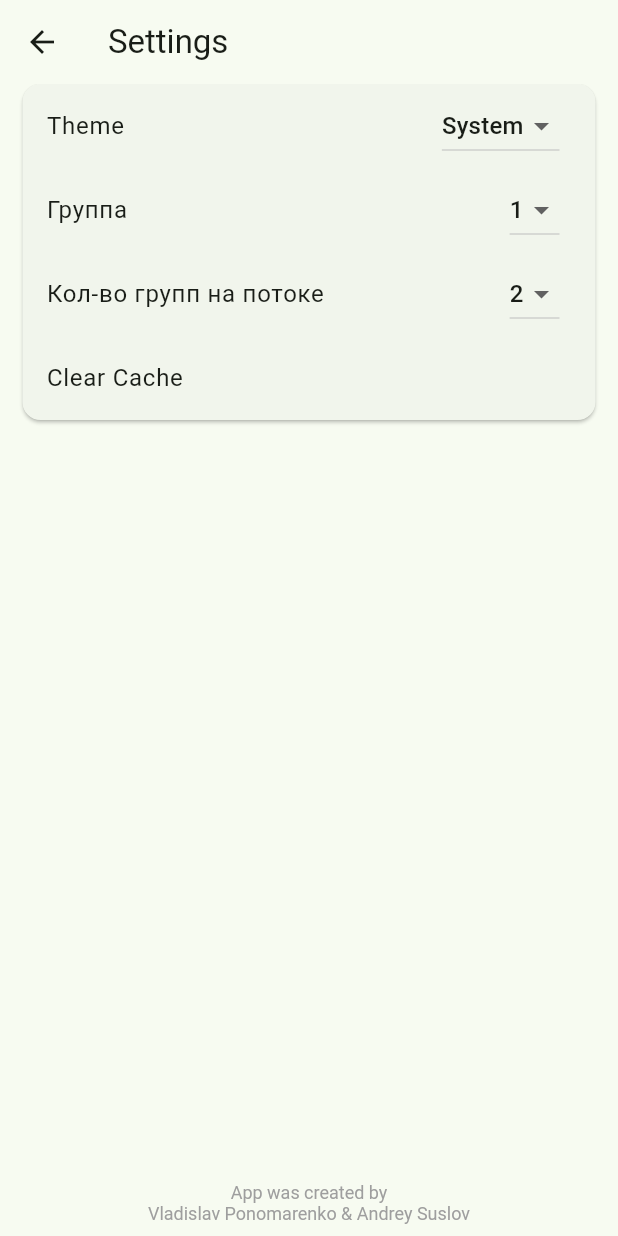
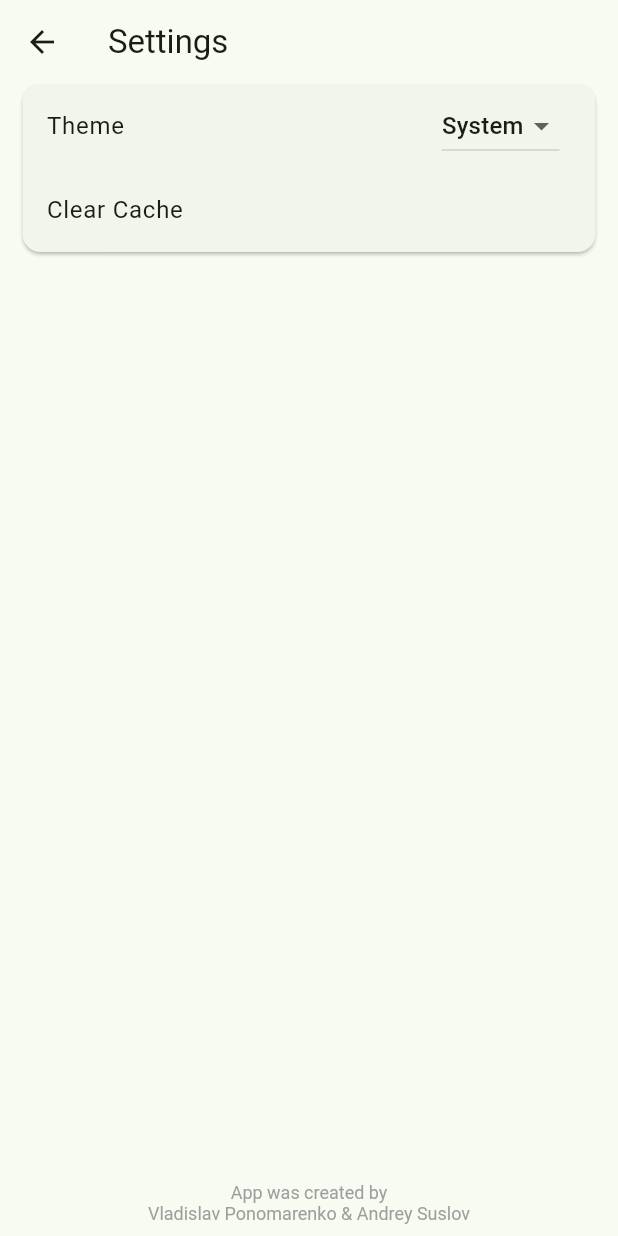
Before and after one commit to AndrejSuslov/schedule_app, a Flutter app: the SettingsScreen screen opened directly with empty values, on a phone screen of 412 x 824 dp. Run offline on Flutter 3.47's test engine with Material 3 defaults, Android fonts, the light colour scheme and no system bars; our stand-ins replace bloc, equatable, file_picker, flutter_bloc, flutter_riverpod, flutter_staggered_animations and 11 more; missing offline and left inert: excel; accounts and stored records are empty; network calls fail; Roboto replaces fonts that are missing (Product-Sans).

```diff
--- a/lib/screens/error_screen.dart
+++ b/lib/screens/error_screen.dart
@@ -12,7 +12,7 @@ class ErrorScreen extends StatelessWidget {
   Widget build(BuildContext context) {
     return Scaffold(
       appBar: AppBar(
-        title: const Text('ANDRON I LOVE YOU'),
+        title: const Text('Error screen'),
         leading: IconButton(
           icon: const Icon(Icons.arrow_back),
           onPressed: () {
--- a/lib/screens/onboarding_screen.dart
+++ b/lib/screens/onboarding_screen.dart
@@ -43,7 +43,7 @@ class _OnBoardingPageState extends State<OnBoardingPage> {
 
   static const List contentTexts = [
     'Это приложение было создано студентами для студентов',
-    'В столовой ты или на парах - оказывается, расписание можно смотреть без и всяких файлов',
+    'В столовой ты или на парах - оказывается, расписание можно смотреть и без всяких файлов',
     'Иногда так лень открывать файл в Excel и искать нужную тебе информацию, мы это исправили',
   ];
 
--- a/lib/screens/settings_screen.dart
+++ b/lib/screens/settings_screen.dart
@@ -44,13 +44,13 @@ class SettingsScreen extends StatelessWidget {
                     mainAxisSize: MainAxisSize.min,
                     children: [
                       _buildThemeListTile(),
-                      _buildGroupListTile(),
-                      _buildNumsOfGroupListTile(),
+                      // _buildGroupListTile(),
+                      // _buildNumsOfGroupListTile(),
                       _buildClearCacheListTile(context),
                     ],
                   ),
                 ),
-                const Spacer(), // Добавлен Spacer для создания пространства
+                const Spacer(),
                 Container(
                   padding: const EdgeInsets.all(8.0),
                   child: RichText(
@@ -108,20 +108,6 @@ class SettingsScreen extends StatelessWidget {
     );
   }
 
-  // Widget _buildGroupListTile(BuildContext context) {
-  //   return ListTile(
-  //     title: Text(S.of(context).changeGroup),
-  //     onTap: () {
-  //       Navigator.push(
-  //         context,
-  //         MaterialPageRoute(
-  //           builder: (_) => InviteScreen(bloc),
-  //         ),
-  //       );
-  //     },
-  //   );
-  // }
-
   Widget _buildThemeListTile() {
     return BlocBuilder<SettingsBloc, SettingsState>(
       bloc: bloc,
@@ -156,88 +142,88 @@ class SettingsScreen extends StatelessWidget {
     );
   }
 
-  Widget _buildGroupListTile() {
-    List<int> groups = [1, 2, 3, 4, 5];
-    return BlocBuilder<SettingsBloc, SettingsState>(
-      bloc: bloc,
-      builder: (context, state) {
-        return ListTile(
-          title: const Text('Группа'),
-          trailing: DropdownButton<String>(
-            value: bloc.settings.group,
-            items: [
-              DropdownMenuItem(
-                value: groups.elementAt(0).toString(),
-                child: const Text('1'),
-              ),
-              DropdownMenuItem(
-                value: groups.elementAt(1).toString(),
-                child: const Text('2'),
-              ),
-              DropdownMenuItem(
-                value: groups.elementAt(2).toString(),
-                child: const Text('3'),
-              ),
-              DropdownMenuItem(
-                value: groups.elementAt(3).toString(),
-                child: const Text('4'),
-              ),
-              DropdownMenuItem(
-                value: groups.elementAt(4).toString(),
-                child: const Text('5'),
-              ),
-            ],
-            onChanged: (group) {
-              if (group != null) {
-                bloc.add(ChangeSettings(bloc.settings.themeMode, group,
-                    bloc.settings.numOfGroups, bloc.settings.isFirstLaunch));
-              }
-            },
-          ),
-        );
-      },
-    );
-  }
+  // Widget _buildGroupListTile() {
+  //   List<int> groups = [1, 2, 3, 4, 5];
+  //   return BlocBuilder<SettingsBloc, SettingsState>(
+  //     bloc: bloc,
+  //     builder: (context, state) {
+  //       return ListTile(
+  //         title: const Text('Группа'),
+  //         trailing: DropdownButton<String>(
+  //           value: bloc.settings.group,
+  //           items: [
+  //             DropdownMenuItem(
+  //               value: groups.elementAt(0).toString(),
+  //               child: const Text('1'),
+  //             ),
+  //             DropdownMenuItem(
+  //               value: groups.elementAt(1).toString(),
+  //               child: const Text('2'),
+  //             ),
+  //             DropdownMenuItem(
+  //               value: groups.elementAt(2).toString(),
+  //               child: const Text('3'),
+  //             ),
+  //             DropdownMenuItem(
+  //               value: groups.elementAt(3).toString(),
+  //               child: const Text('4'),
+  //             ),
+  //             DropdownMenuItem(
+  //               value: groups.elementAt(4).toString(),
+  //               child: const Text('5'),
+  //             ),
+  //           ],
+  //           onChanged: (group) {
+  //             if (group != null) {
+  //               bloc.add(ChangeSettings(bloc.settings.themeMode, group,
+  //                   bloc.settings.numOfGroups, bloc.settings.isFirstLaunch));
+  //             }
+  //           },
+  //         ),
+  //       );
+  //     },
+  //   );
+  // }
 
-  Widget _buildNumsOfGroupListTile() {
-    List<int> groups = [2, 3, 4, 5];
-    return BlocBuilder<SettingsBloc, SettingsState>(
-      bloc: bloc,
-      builder: (context, state) {
-        return ListTile(
-          title: const Text('Кол-во групп на потоке'),
-          trailing: DropdownButton<String>(
-            value: bloc.settings.numOfGroups,
-            items: [
-              DropdownMenuItem(
-                value: groups.elementAt(0).toString(),
-                child: const Text('2'),
-              ),
-              DropdownMenuItem(
-                value: groups.elementAt(1).toString(),
-                child: const Text('3'),
-              ),
-              DropdownMenuItem(
-                value: groups.elementAt(2).toString(),
-                child: const Text('4'),
-              ),
-              DropdownMenuItem(
-                value: groups.elementAt(3).toString(),
-                child: const Text('5'),
-              ),
-            ],
-            onChanged: (numOfGroups) {
-              if (numOfGroups != null) {
-                bloc.add(ChangeSettings(
-                    bloc.settings.themeMode,
-                    bloc.settings.group,
-                    numOfGroups,
-                    bloc.settings.isFirstLaunch));
-              }
-            },
-          ),
-        );
-      },
-    );
-  }
+  // Widget _buildNumsOfGroupListTile() {
+  //   List<int> groups = [2, 3, 4, 5];
+  //   return BlocBuilder<SettingsBloc, SettingsState>(
+  //     bloc: bloc,
+  //     builder: (context, state) {
+  //       return ListTile(
+  //         title: const Text('Кол-во групп на потоке'),
+  //         trailing: DropdownButton<String>(
+  //           value: bloc.settings.numOfGroups,
+  //           items: [
+  //             DropdownMenuItem(
+  //               value: groups.elementAt(0).toString(),
+  //               child: const Text('2'),
+  //             ),
+  //             DropdownMenuItem(
+  //               value: groups.elementAt(1).toString(),
+  //               child: const Text('3'),
+  //             ),
+  //             DropdownMenuItem(
+  //               value: groups.elementAt(2).toString(),
+  //               child: const Text('4'),
+  //             ),
+  //             DropdownMenuItem(
+  //               value: groups.elementAt(3).toString(),
+  //               child: const Text('5'),
+  //             ),
+  //           ],
+  //           onChanged: (numOfGroups) {
+  //             if (numOfGroups != null) {
+  //               bloc.add(ChangeSettings(
+  //                   bloc.settings.themeMode,
+  //                   bloc.settings.group,
+  //                   numOfGroups,
+  //                   bloc.settings.isFirstLaunch));
+  //             }
+  //           },
+  //         ),
+  //       );
+  //     },
+  //   );
+  // }
 }
```
Also changed, not shown: lib/screens/app_info_screen.dart (+6 -6 lines), lib/screens/schedule_screen.dart (+11 -4 lines), lib/widgets/schedule_widget.dart (+9 -7 lines).
